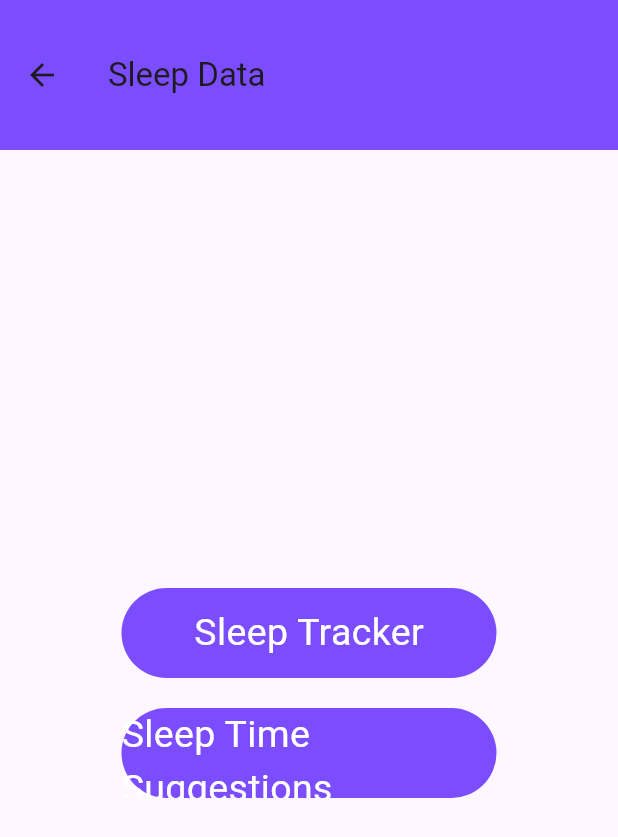
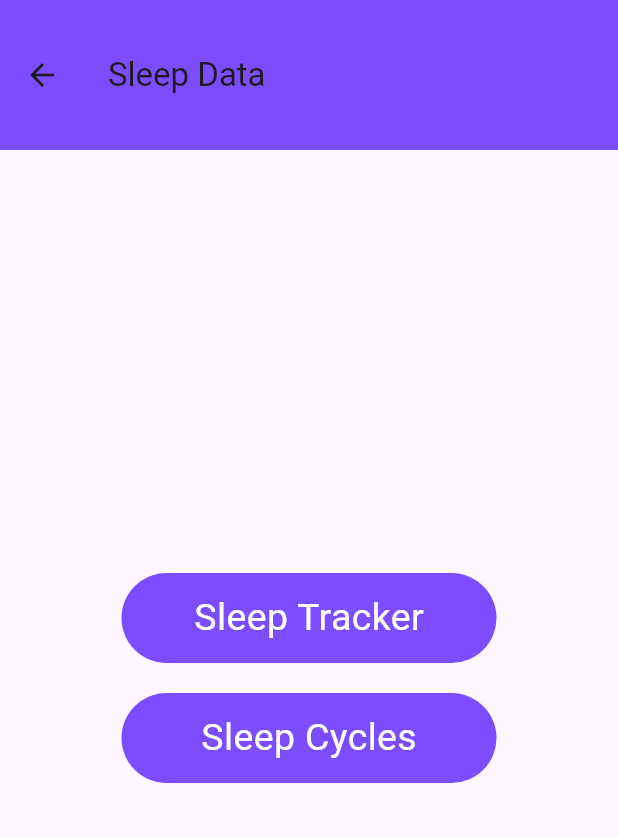
Before and after one commit to evanlee2212/sleep_tracker, a Flutter app: the SleepData screen opened directly, on a phone screen of 412 x 824 dp. Shown: the top 837 px of the screen. Run offline on Flutter 3.47's test engine with Material 3 defaults, Android fonts, the phone set to English and light mode, and no system bars; our stand-ins replace audioplayers, awesome_notifications, file_picker, firebase_core, shared_preferences, youtube_player_flutter; accounts and stored records are empty.

Commit message:
sleep data update

```diff
--- a/lib/Pages/sleep_data.dart
+++ b/lib/Pages/sleep_data.dart
@@ -25,7 +25,7 @@ class _SleepDataState extends State<SleepData> {
           mainAxisAlignment: MainAxisAlignment.center,
           children: [
 
-            /// 🔽 Sleep Tracker Button
+
             InkWell(
               onTap: () {
                 Navigator.push(context, MaterialPageRoute(builder: (context) => SleepTracker()));
@@ -50,7 +50,7 @@ class _SleepDataState extends State<SleepData> {
               ),
             ),
 
-            /// ✅ New Sleep Entry Button (unchanged)
+
             InkWell(
               onTap: () {
                 Navigator.push(context, MaterialPageRoute(builder: (context) => NewSleepEntry()));
@@ -58,13 +58,14 @@ class _SleepDataState extends State<SleepData> {
               child: Container(
                 height: 60,
                 width: 250,
+                margin: const EdgeInsets.only(bottom: 20),
                 decoration: BoxDecoration(
                   borderRadius: BorderRadius.circular(40),
                   color: Colors.deepPurpleAccent,
                 ),
                 child: const Center(
                   child: Text(
-                    'Sleep Time Suggestions',
+                    'Sleep Cycles',
                     style: TextStyle(
                       fontSize: 25,
                       color: Colors.white,
```
Also changed, not shown: lib/Pages/sleepTracker.dart (+5 -5 lines).
